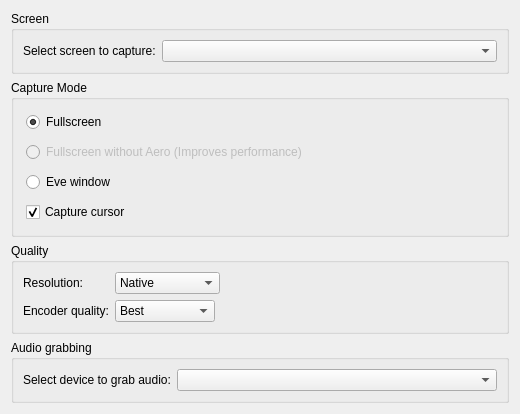
networkoptix/nx_open, file src/recordingsettings.ui: the form before one commit.
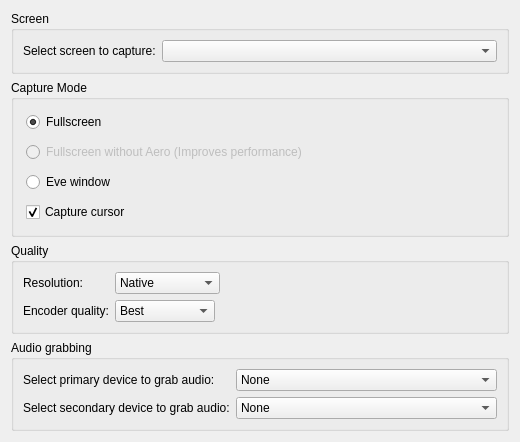
The form after the commit.

Commit message:
Added secondary audio device to recording settings
<==== Mercurial data ====>
Branch: master

```diff
--- a/src/recordingsettings.ui
+++ b/src/recordingsettings.ui
@@ -199,18 +199,42 @@
       <string>Audio grabbing</string>
      </property>
      <layout class="QFormLayout" name="formLayout_3">
-      <item row="0" column="0">
-       <widget class="QLabel" name="label_4">
-        <property name="text">
-         <string>Select device to grab audio:</string>
-        </property>
-       </widget>
-      </item>
-      <item row="0" column="1">
-       <widget class="QComboBox" name="audioDevicesComboBox">
+      <property name="fieldGrowthPolicy">
+       <enum>QFormLayout::AllNonFixedFieldsGrow</enum>
+      </property>
+      <item row="1" column="1">
+       <widget class="QComboBox" name="primaryAudioDeviceComboBox">
         <property name="toolTip">
          <string comment="Use this to select audio device"/>
         </property>
+        <item>
+         <property name="text">
+          <string>None</string>
+         </property>
+        </item>
+       </widget>
+      </item>
+      <item row="1" column="0">
+       <widget class="QLabel" name="label_4">
+        <property name="text">
+         <string>Select primary device to grab audio:</string>
+        </property>
+       </widget>
+      </item>
+      <item row="2" column="0">
+       <widget class="QLabel" name="label_5">
+        <property name="text">
+         <string>Select secondary device to grab audio:</string>
+        </property>
+       </widget>
+      </item>
+      <item row="2" column="1">
+       <widget class="QComboBox" name="secondaryAudioDeviceComboBox">
+        <item>
+         <property name="text">
+          <string>None</string>
+         </property>
+        </item>
        </widget>
       </item>
      </layout>
```
The commit also changes 5 other files.
